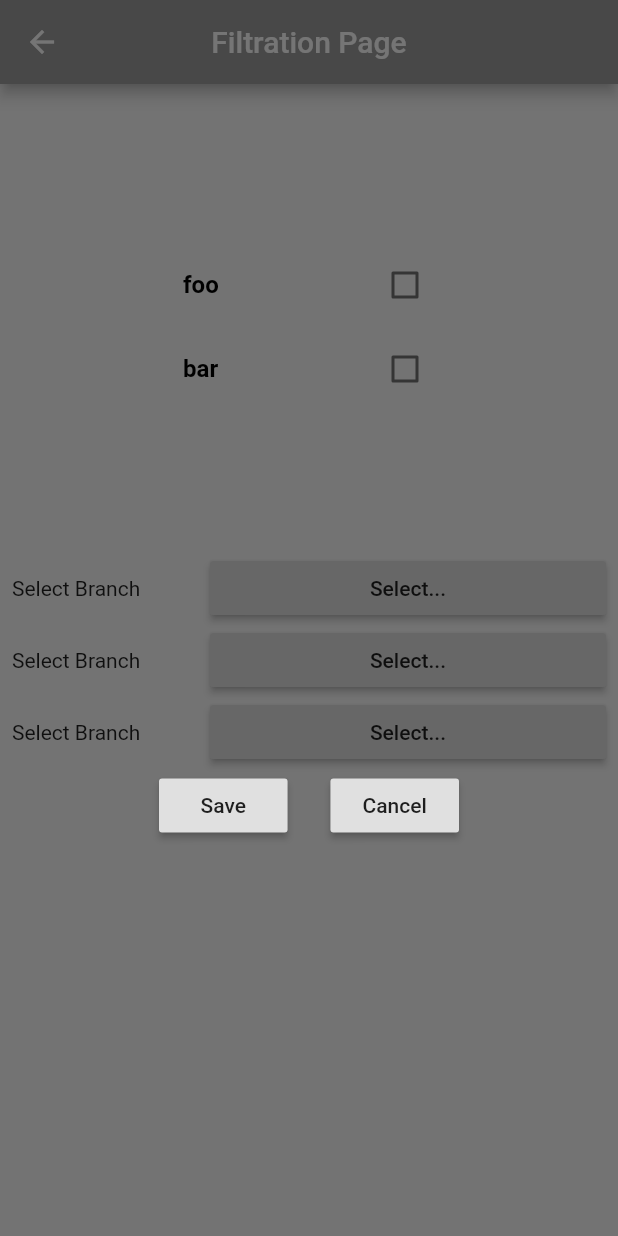
After one commit to Emad-Sayed/BelDoor_TestDemo_Flutter, a Flutter app: the TicketsFilter screen opened by its route, after a tap on "Select...", on a phone screen of 412 x 824 dp. The commit adds this screen. Run offline on Flutter 3.47's test engine with Material 2 defaults, Android fonts, the phone set to English and light mode, and no system bars; our stand-ins replace flutter_spinkit.

Commit message:
custom multi select done

```diff
--- a/lib/main.dart
+++ b/lib/main.dart
@@ -3,6 +3,7 @@ import 'package:beldoor/pages/login.dart';
 import 'package:beldoor/pages/loading.dart';
 import 'package:beldoor/pages/home.dart';
 import 'package:beldoor/pages/generate.dart';
+import 'package:beldoor/pages/filter.dart';
 import 'package:beldoor/app_localization.dart';
 import 'package:flutter_localizations/flutter_localizations.dart';
 
@@ -37,6 +38,7 @@ class _MyAppState extends State<MyApp> {
         '/loading':(context)=>Loading(),
         '/home':(context)=>Home(),
         '/generate':(context)=>Generate(),
+        '/filter':(context)=>TicketsFilter(),
       },
       locale: locale,
       supportedLocales: [
--- /dev/null
+++ b/lib/pages/filter.dart
@@ -0,0 +1,75 @@
+import 'package:flutter/material.dart';
+import 'package:beldoor/pages/popup.dart';
+
+class TicketsFilter extends StatefulWidget {
+  @override
+  _TicketsFilterState createState() => _TicketsFilterState();
+}
+
+class _TicketsFilterState extends State<TicketsFilter> {
+  Map<String, bool> data = {
+    'foo': false,
+    'bar': false,
+  };
+  setData(selectedData){
+    setState(() {
+      data=selectedData;
+    });
+  }
+  drawData(){
+    List<String> selectedData= data.keys.where((key) => data[key]).toList();
+    return (selectedData.length>0)?selectedData.reduce((value, element) => (value + "," + element)):"Select...";
+  }
+  @override
+  Widget build(BuildContext context) {
+    return Scaffold(
+        appBar: AppBar(
+          title: Text("Filtration Page"),
+          backgroundColor: Colors.grey,
+          centerTitle: true,
+        ),
+        body:Padding(
+          padding: const EdgeInsets.all(8.0),
+          child: Column(
+            mainAxisAlignment: MainAxisAlignment.center,
+          children: [
+          Row(
+            children: [
+            Expanded(child: Text("Select Branch"),flex: 1,),
+            Expanded(
+              child: RaisedButton(
+                child: Text(drawData()),
+                onPressed: ()=>showDialog(context: context,builder: (BuildContext build){
+                  return Center(child: CustomPopUp(values:data,onDataReady:(data)=>setData(data)));}),
+              ),flex: 2,
+            )
+          ],),
+          Row(
+              mainAxisAlignment: MainAxisAlignment.center,
+              children: [
+                Expanded(child: Text("Select Branch"),flex: 1,),
+                Expanded(
+                  child: RaisedButton(
+                    child: Text(drawData()),
+                    onPressed: ()=>showDialog(context: context,builder: (BuildContext build){
+                      return Center(child: CustomPopUp(values:data,onDataReady:(data)=>setData(data)));}),
+                  ),flex: 2,
+                )
+              ],),
+          Row(
+              mainAxisAlignment: MainAxisAlignment.center,
+              children: [
+                Expanded(child: Text("Select Branch"),flex: 1,),
+                Expanded(
+                  child: RaisedButton(
+                    child: Text(drawData()),
+                    onPressed: ()=>showDialog(context: context,builder: (BuildContext build){
+                      return Center(child: CustomPopUp(values:data,onDataReady:(data)=>setData(data)));}),
+                  ),flex: 2,
+                )
+              ],),
+          ],
+    ),
+        ));
+  }
+}
--- /dev/null
+++ b/lib/pages/popup.dart
@@ -0,0 +1,49 @@
+import 'package:flutter/material.dart';
+
+class CustomPopUp extends StatefulWidget {
+  final Map<String, bool> values;
+  final Function(Map<String, bool> data) onDataReady;
+  CustomPopUp({this.values,this.onDataReady});
+  @override
+  _CustomPopUp createState() => _CustomPopUp();
+}
+
+class _CustomPopUp extends State<CustomPopUp> {
+
+  getSelectedData(){
+    widget.onDataReady(widget.values);
+    Navigator.of(context).pop();
+  }
+  @override
+  Widget build(BuildContext context) {
+          return Card(
+            elevation: 0,
+            color: Colors.transparent,
+            child: Container(
+              width: 200,
+              height: 500,
+              child: Column(
+                children: [
+              Expanded(
+                child: ListView(children : widget.values.keys.map((val) => CheckboxListTile(
+                  title: Text(val,style: TextStyle(color: Colors.black,fontWeight: FontWeight.bold),),
+                  value: widget.values[val],
+                  controlAffinity: ListTileControlAffinity.platform,
+                  onChanged: (asd)=>setState((){widget.values[val]=!widget.values[val];})//set the state,
+                ),).toList()),flex: 2,
+              ),
+              Expanded(
+                child: Row(
+                  children: [
+                    //ListView With Text and Check Box
+                  Expanded(child: RaisedButton(child: Text("Save"),onPressed: ()=>getSelectedData()),flex: 3,),
+                  Expanded(child: SizedBox(),flex: 1,),
+                  Expanded(child: RaisedButton(child: Text("Cancel"),onPressed: ()=>Navigator.of(context).pop()),flex: 3,)
+                ],), flex: 2,
+              ),
+              ],
+              ),
+            ),
+          );
+  }
+}
--- a/lib/pages/userSetting.dart
+++ b/lib/pages/userSetting.dart
@@ -26,8 +26,9 @@ class _UserSettingState extends State<UserSetting> {
           ]),
         ),
         ListTile(
-          title: Text("Title 1"),
-          trailing: Icon(Icons.accessibility_rounded),
+          title: Text("History"),
+          trailing: Icon(Icons.history),
+          onTap: ()=> Navigator.pushNamed(context, '/filter'),
         ),
         ListTile(
           title: Text(AppLocalizations.of(context).translate('switchLang')),
```
